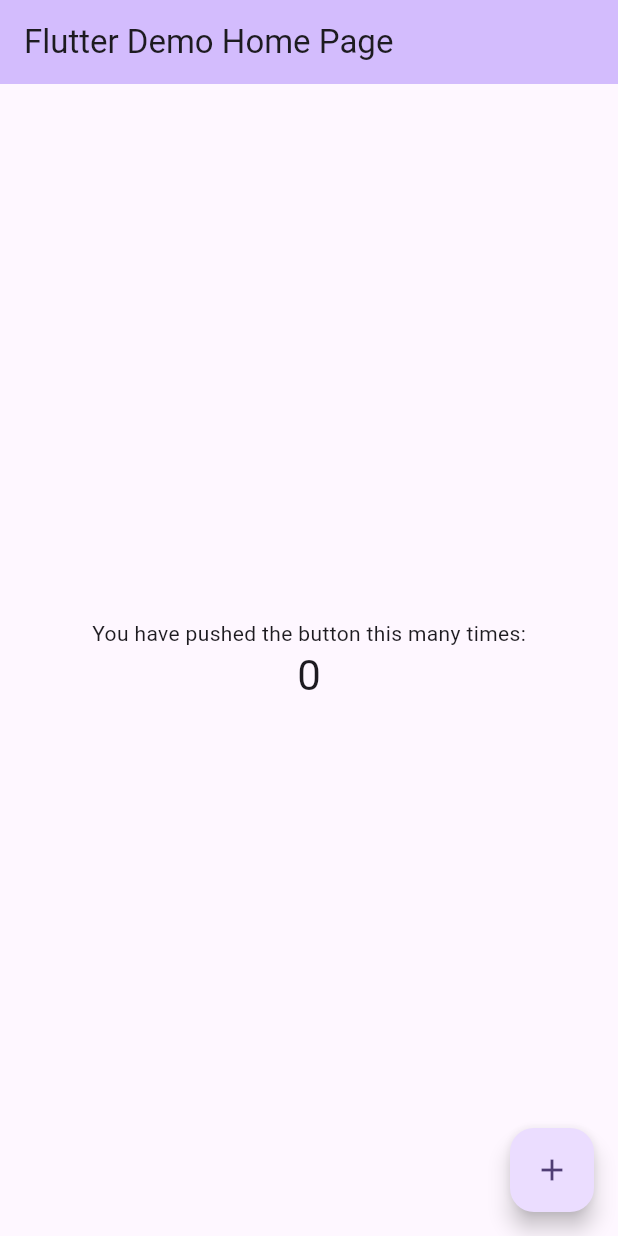
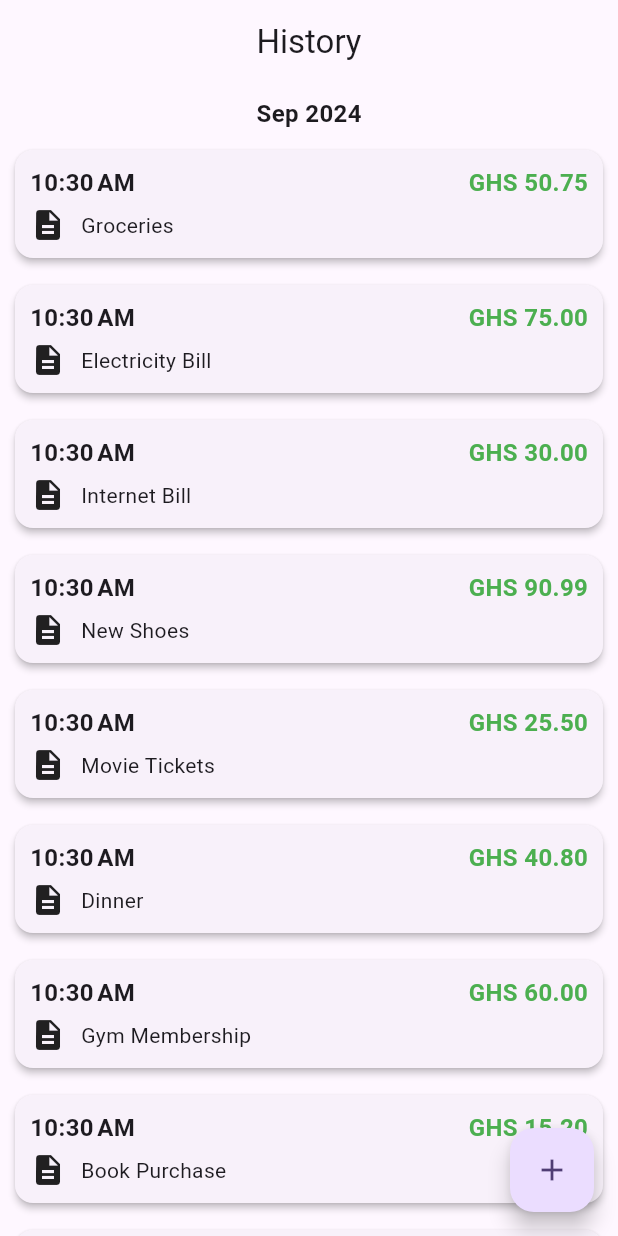
Before and after one commit to ikmazameti/send_money_app, a Flutter app: the screen it shows after launch, on a phone screen of 412 x 824 dp. Run offline on Flutter 3.47's test engine with Material 2 defaults, Android fonts, the phone set to English and light mode, and no system bars.

Commit message:
list of transaction added

```diff
--- /dev/null
+++ b/lib/history_page.dart
@@ -0,0 +1,111 @@
+import 'package:flutter/material.dart';
+import 'package:intl/intl.dart';
+import 'model/transaction.dart'; // Ensure this file has your Transaction class and sample data
+
+class HistoryPage extends StatefulWidget {
+  const HistoryPage({super.key});
+
+  @override
+  State<HistoryPage> createState() => _HistoryPageState();
+}
+
+class _HistoryPageState extends State<HistoryPage> {
+  @override
+  Widget build(BuildContext context) {
+    return SafeArea(
+      child: Scaffold(
+        floatingActionButton: FloatingActionButton(
+          onPressed: () {},
+          tooltip: 'Add',
+          child: const Icon(Icons.add),
+        ),
+        appBar: AppBar(
+          title: const Text("History"),
+          centerTitle: true,
+        ),
+        body: ListView.builder(
+          itemCount: transactions.length,
+          itemBuilder: (context, index) {
+            final data = transactions[index];
+            String previousDate = index > 0
+                ? DateFormat('MMM yyyy').format(transactions[index - 1].date)
+                : '';
+            String date = DateFormat('MMM yyyy').format(data.date);
+
+            return Column(
+              crossAxisAlignment: CrossAxisAlignment.start,
+              children: [
+                if (date != previousDate)
+                  Padding(
+                    padding: const EdgeInsets.symmetric(vertical: 8.0),
+                    child: Center(
+                      child: Text(
+                        date,
+                        style: const TextStyle(
+                          fontSize: 16,
+                          fontWeight: FontWeight.bold,
+                        ),
+                      ),
+                    ),
+                  ),
+                Padding(
+                  padding: const EdgeInsets.only(bottom: 8.0),
+                  child: _transCard(data), // Pass the data to _transCard
+                ),
+              ],
+            );
+          },
+        ),
+      ),
+    );
+  }
+
+  // Update _transCard to accept the Transaction data
+  Widget _transCard(Transaction data) {
+    return Card(
+      elevation: 2.0,
+      margin: const EdgeInsets.symmetric(horizontal: 10.0, vertical: 5.0),
+      child: Padding(
+        padding: const EdgeInsets.all(10.0),
+        child: Column(
+          crossAxisAlignment: CrossAxisAlignment.start,
+          children: [
+            Row(
+              mainAxisAlignment: MainAxisAlignment.spaceBetween,
+              children: [
+                Text(
+                  DateFormat.jm().format(data.date),
+                  style: const TextStyle(
+                    fontSize: 16,
+                    fontWeight: FontWeight.bold,
+                  ),
+                ),
+                Text(
+                  'GHS ${data.amount.toStringAsFixed(2)}',
+                  style: const TextStyle(
+                    fontSize: 16,
+                    fontWeight: FontWeight.bold,
+                    color: Colors.green,
+                  ),
+                ),
+              ],
+            ),
+            const SizedBox(height: 5),
+            Row(
+              children: [
+                const Icon(Icons.description),
+                const SizedBox(width: 10),
+                Expanded(
+                  child: Text(
+                    data.title,
+                    style: const TextStyle(fontSize: 14),
+                  ),
+                ),
+              ],
+            ),
+          ],
+        ),
+      ),
+    );
+  }
+}
--- a/lib/main.dart
+++ b/lib/main.dart
@@ -1,4 +1,5 @@
 import 'package:flutter/material.dart';
+import 'package:send_money_app/history_page.dart';
 
 void main() {
   runApp(const MyApp());
@@ -31,95 +32,7 @@ class MyApp extends StatelessWidget {
         colorScheme: ColorScheme.fromSeed(seedColor: Colors.deepPurple),
         useMaterial3: true,
       ),
-      home: const MyHomePage(title: 'Flutter Demo Home Page'),
+      home: const  HistoryPage(),
     );
   }
 }
-
-class MyHomePage extends StatefulWidget {
-  const MyHomePage({super.key, required this.title});
-
-  // This widget is the home page of your application. It is stateful, meaning
-  // that it has a State object (defined below) that contains fields that affect
-  // how it looks.
-
-  // This class is the configuration for the state. It holds the values (in this
-  // case the title) provided by the parent (in this case the App widget) and
-  // used by the build method of the State. Fields in a Widget subclass are
-  // always marked "final".
-
-  final String title;
-
-  @override
-  State<MyHomePage> createState() => _MyHomePageState();
-}
-
-class _MyHomePageState extends State<MyHomePage> {
-  int _counter = 0;
-
-  void _incrementCounter() {
-    setState(() {
-      // This call to setState tells the Flutter framework that something has
-      // changed in this State, which causes it to rerun the build method below
-      // so that the display can reflect the updated values. If we changed
-      // _counter without calling setState(), then the build method would not be
-      // called again, and so nothing would appear to happen.
-      _counter++;
-    });
-  }
-
-  @override
-  Widget build(BuildContext context) {
-    // This method is rerun every time setState is called, for instance as done
-    // by the _incrementCounter method above.
-    //
-    // The Flutter framework has been optimized to make rerunning build methods
-    // fast, so that you can just rebuild anything that needs updating rather
-    // than having to individually change instances of widgets.
-    return Scaffold(
-      appBar: AppBar(
-        // TRY THIS: Try changing the color here to a specific color (to
-        // Colors.amber, perhaps?) and trigger a hot reload to see the AppBar
-        // change color while the other colors stay the same.
-        backgroundColor: Theme.of(context).colorScheme.inversePrimary,
-        // Here we take the value from the MyHomePage object that was created by
-        // the App.build method, and use it to set our appbar title.
-        title: Text(widget.title),
-      ),
-      body: Center(
-        // Center is a layout widget. It takes a single child and positions it
-        // in the middle of the parent.
-        child: Column(
-          // Column is also a layout widget. It takes a list of children and
-          // arranges them vertically. By default, it sizes itself to fit its
-          // children horizontally, and tries to be as tall as its parent.
-          //
-          // Column has various properties to control how it sizes itself and
-          // how it positions its children. Here we use mainAxisAlignment to
-          // center the children vertically; the main axis here is the vertical
-          // axis because Columns are vertical (the cross axis would be
-          // horizontal).
-          //
-          // TRY THIS: Invoke "debug painting" (choose the "Toggle Debug Paint"
-          // action in the IDE, or press "p" in the console), to see the
-          // wireframe for each widget.
-          mainAxisAlignment: MainAxisAlignment.center,
-          children: <Widget>[
-            const Text(
-              'You have pushed the button this many times:',
-            ),
-            Text(
-              '$_counter',
-              style: Theme.of(context).textTheme.headlineMedium,
-            ),
-          ],
-        ),
-      ),
-      floatingActionButton: FloatingActionButton(
-        onPressed: _incrementCounter,
-        tooltip: 'Increment',
-        child: const Icon(Icons.add),
-      ), // This trailing comma makes auto-formatting nicer for build methods.
-    );
-  }
-}
--- /dev/null
+++ b/lib/model/transaction.dart
@@ -0,0 +1,77 @@
+class Transaction {
+  final String id;
+  final String title;
+  final double amount;
+  final DateTime date;
+
+  Transaction({
+    required this.id,
+    required this.title,
+    required this.amount,
+    required this.date,
+  });
+}
+
+// Sample data
+final List<Transaction> transactions = [
+  Transaction(
+    id: 't1',
+    title: 'Groceries',
+    amount: 50.75,
+    date: DateTime.now().subtract(const Duration(days: 1)),
+  ),
+  Transaction(
+    id: 't2',
+    title: 'Electricity Bill',
+    amount: 75.00,
+    date: DateTime.now().subtract(Duration(days: 2)),
+  ),
+  Transaction(
+    id: 't3',
+    title: 'Internet Bill',
+    amount: 30.00,
+    date: DateTime.now().subtract(Duration(days: 3)),
+  ),
+  Transaction(
+    id: 't4',
+    title: 'New Shoes',
+    amount: 90.99,
+    date: DateTime.now().subtract(Duration(days: 4)),
+  ),
+  Transaction(
+    id: 't5',
+    title: 'Movie Tickets',
+    amount: 25.50,
+    date: DateTime.now().subtract(Duration(days: 5)),
+  ),
+  Transaction(
+    id: 't6',
+    title: 'Dinner',
+    amount: 40.80,
+    date: DateTime.now().subtract(Duration(days: 6)),
+  ),
+  Transaction(
+    id: 't7',
+    title: 'Gym Membership',
+    amount: 60.00,
+    date: DateTime.now().subtract(Duration(days: 7)),
+  ),
+  Transaction(
+    id: 't8',
+    title: 'Book Purchase',
+    amount: 15.20,
+    date: DateTime.now().subtract(Duration(days: 8)),
+  ),
+  Transaction(
+    id: 't9',
+    title: 'Coffee',
+    amount: 5.50,
+    date: DateTime.now().subtract(Duration(days: 9)),
+  ),
+  Transaction(
+    id: 't10',
+    title: 'Gift',
+    amount: 100.00,
+    date: DateTime.now().subtract(Duration(days: 10)),
+  ),
+];
--- a/pubspec.yaml
+++ b/pubspec.yaml
@@ -35,6 +35,7 @@ dependencies:
   # The following adds the Cupertino Icons font to your application.
   # Use with the CupertinoIcons class for iOS style icons.
   cupertino_icons: ^1.0.2
+  intl: ^0.19.0
 
 dev_dependencies:
   flutter_test:
```
Also changed, not shown: pubspec.lock.
